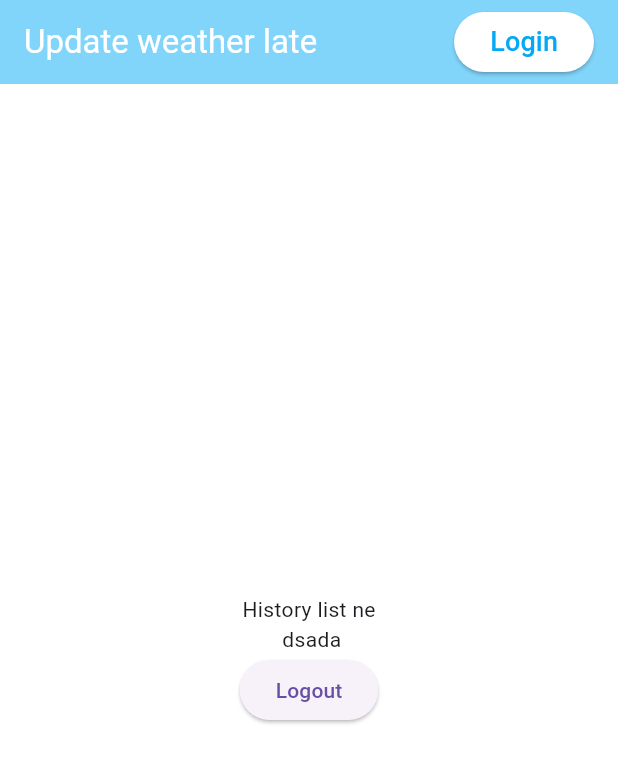
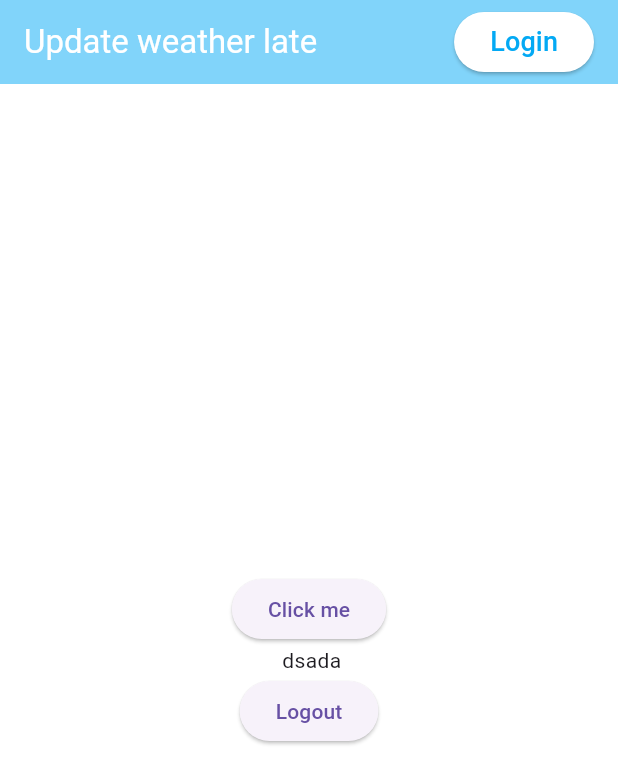
Before and after one commit to zzNatezz/FLUTTER_MUSIUM, a Flutter app: the screen it shows after launch, on a phone screen of 412 x 824 dp. Shown: the top 784 px of the screen. Run offline on Flutter 3.47's test engine with Material 3 defaults, Android fonts, the phone set to English and light mode, and no system bars; our stand-ins replace bloc, dio, equatable, firebase_auth, firebase_core, flutter_bloc and 4 more; missing offline and left inert: dart_jsonwebtoken; accounts and stored records are empty.

Commit message:
Meeting bug " hist_list repo line 40 --> type 'int' is not a subtype of type 'Map<String, dynamic>'"

```diff
--- a/lib/layout/landing_page/landing_page.dart
+++ b/lib/layout/landing_page/landing_page.dart
@@ -23,7 +23,7 @@ class LandingPage extends StatelessWidget {
           mainAxisAlignment: MainAxisAlignment.center,
           crossAxisAlignment: CrossAxisAlignment.center,
           children: [
-            const HistoryList(),
+            HistoryList(userId: user?.id),
             const Text(' dsada'),
             ElevatedButton(
                 onPressed: () {
--- a/lib/layout/landing_page/sub-layout/history_list.dart
+++ b/lib/layout/landing_page/sub-layout/history_list.dart
@@ -1,15 +1,54 @@
 import 'package:flutter/material.dart';
+import 'package:golobe/EntityStorage/entity_storage.dart';
+
+import 'package:golobe/core/cubit/fetch_data/history/history_cubit.dart';
 
 class HistoryList extends StatefulWidget {
-  const HistoryList({super.key});
+  final String? userId;
+  const HistoryList({super.key, required this.userId});
 
   @override
   State<HistoryList> createState() => _HistoryListState();
 }
 
 class _HistoryListState extends State<HistoryList> {
+  late HistoryCubit _historyCubit;
+  late Future<List<SongEntity>> songs;
+
+  @override
+  void initState() {
+    _historyCubit = HistoryCubit();
+    super.initState();
+    // songs = _historyCubit.listenedSong(widget.userId as String);
+  }
+
   @override
   Widget build(BuildContext context) {
-    return Text('History list ne');
+    // return Center(
+    //   child: FutureBuilder<List<SongEntity>>(
+    //       future: songs,
+    //       builder: (BuildContext context, AsyncSnapshot snapshot) {
+    //         if (snapshot.hasData) {
+    //           return ListView.builder(
+    //               itemCount: snapshot.data.lengh,
+    //               itemBuilder: (context, index) {
+    //                 ListTile(
+    //                   title: Text(snapshot.data[index].titlle),
+    //                 );
+    //                 return null;
+    //               });
+    //         } else if (snapshot.hasError) {
+    //           return Text(snapshot.error.toString());
+    //         } else {
+    //           return const CircularProgressIndicator();
+    //         }
+    //       }),
+    // );
+    return ElevatedButton(
+      onPressed: () {
+        _historyCubit.listenedSong(widget.userId as String);
+      },
+      child: const Text('Click me'),
+    );
   }
 }
--- a/lib/layout/login/components/login_form_field.dart
+++ b/lib/layout/login/components/login_form_field.dart
@@ -32,7 +32,7 @@ class _LoginFormFieldState extends State<LoginFormField> {
     super.initState();
   }
 
-  void handleOBS() {
+  void handleObs() {
     setState(() {
       isObs = !isObs;
     });
@@ -79,7 +79,7 @@ class _LoginFormFieldState extends State<LoginFormField> {
                 customBorder: RoundedRectangleBorder(
                     borderRadius: BorderRadius.circular(50)),
                 onTap: () {
-                  handleOBS();
+                  handleObs();
                 },
                 child: Padding(
                   padding: const EdgeInsets.all(10),
--- a/lib/layout/login/login.dart
+++ b/lib/layout/login/login.dart
@@ -43,12 +43,6 @@ class LoginPage extends StatelessWidget {
                                 textStyle: const TextStyle(
                                     fontSize: 60, fontWeight: FontWeight.bold)),
                           ),
-                        ),
-                        const Align(
-                          alignment: Alignment(-1, 0),
-                          child: Text('Login to access your account',
-                              style: TextStyle(
-                                  fontSize: 20, fontWeight: FontWeight.w200)),
                         ),
                         VerticalSpace(value: 30),
                         const LoginFormField(
```
Also changed, not shown: lib/core/cubit/fetch_data/history/history_cubit.dart (+7 -3 lines), lib/core/repo/repo_history_list/history_list_repo.dart (+14 -13 lines), lib/utils/jwtdecoded.dart (added, +10 -0 lines).
